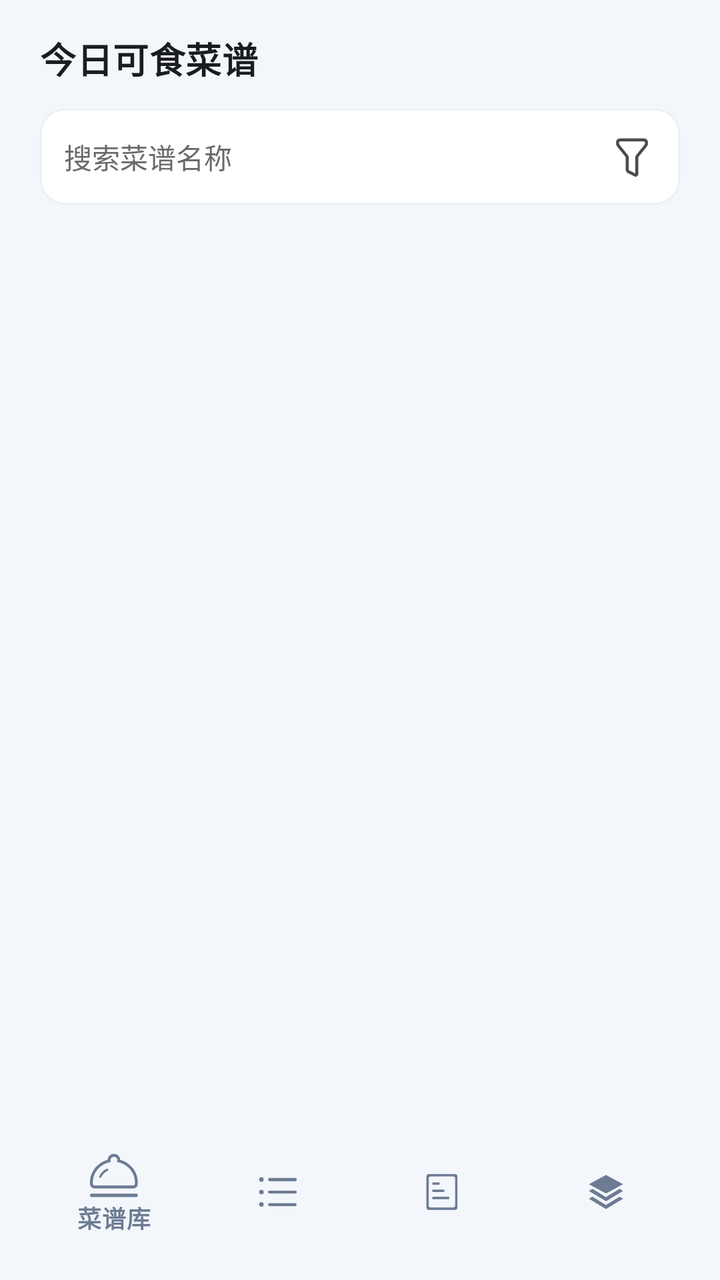
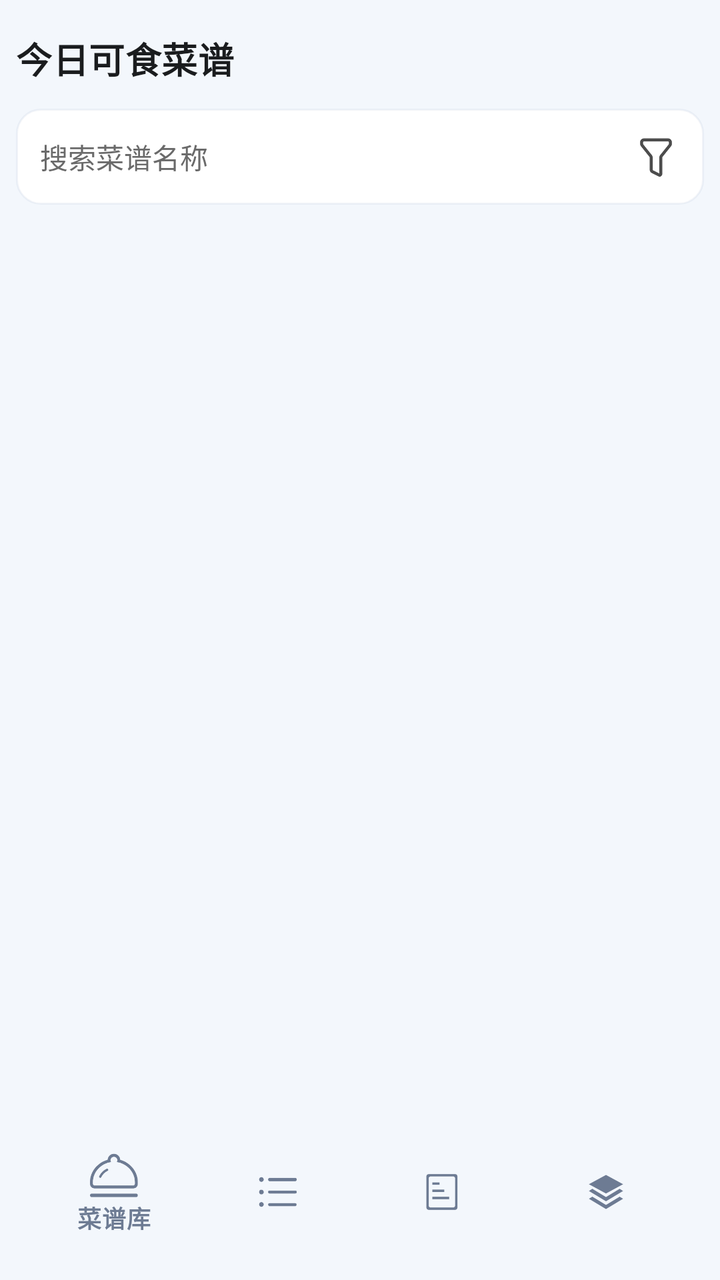

An Android layout rendered at two revisions. The XML below is the earlier revision; the diff shows what the commit changed to produce the second picture.
<!-- AndroidManifest.xml: application theme Theme.Toolbox -->
<!-- res/layout/function_cookbook.xml -->
<?xml version="1.0" encoding="utf-8"?>
<androidx.constraintlayout.widget.ConstraintLayout xmlns:android="http://schemas.android.com/apk/res/android"
    xmlns:app="http://schemas.android.com/apk/res-auto"
    android:layout_width="match_parent"
    android:layout_height="match_parent"
    android:background="@color/app_bg">

    <LinearLayout
        android:id="@+id/tab_cookbooks"
        android:layout_width="0dp"
        android:layout_height="0dp"
        android:orientation="vertical"
        android:paddingStart="@dimen/space_xl"
        android:paddingTop="@dimen/space_lg"
        android:paddingEnd="@dimen/space_xl"
        android:paddingBottom="@dimen/space_xl"
        app:layout_constraintTop_toTopOf="parent"
        app:layout_constraintBottom_toTopOf="@id/bottom_nav"
        app:layout_constraintStart_toStartOf="parent"
        app:layout_constraintEnd_toEndOf="parent">

        <TextView
            android:layout_width="match_parent"
            android:layout_height="wrap_content"
            android:text="@string/cookbook_library_title"
            style="@style/TextAppearance.Toolbox.TitleLarge" />

        <LinearLayout
            android:layout_width="match_parent"
            android:layout_height="wrap_content"
            android:layout_marginTop="@dimen/space_md"
            android:orientation="horizontal"
            android:gravity="center_vertical"
            android:minHeight="@dimen/input_height"
            android:background="@drawable/app_input_border_bg"
            android:paddingStart="@dimen/space_md"
            android:paddingEnd="@dimen/space_sm">

            <EditText
                android:id="@+id/et_cookbook_search"
                android:layout_width="0dp"
                android:layout_height="wrap_content"
                android:layout_weight="1"
                android:background="@android:color/transparent"
                android:hint="@string/cookbook_search_hint"
                android:inputType="text"
                android:singleLine="true"
                android:minHeight="@dimen/input_height"
                android:paddingTop="@dimen/space_sm"
                android:paddingBottom="@dimen/space_sm"
                android:textColor="@color/app_text_primary"
                android:textColorHint="@color/app_text_tertiary"
                android:textSize="@dimen/text_body" />

            <ImageButton
                android:id="@+id/btn_cookbook_search_clear"
                android:layout_width="@dimen/icon_size_lg"
                android:layout_height="@dimen/icon_size_lg"
                android:background="?attr/selectableItemBackgroundBorderless"
                android:contentDescription="@string/cookbook_clear_search"
                android:padding="@dimen/space_xxs"
                android:scaleType="centerInside"
                android:src="@android:drawable/ic_menu_close_clear_cancel"
                android:visibility="gone"
                app:tint="@color/app_text_tertiary" />

            <ImageButton
                android:id="@+id/btn_cookbook_filter"
                android:layout_width="@dimen/icon_size_lg"
                android:layout_height="@dimen/icon_size_lg"
                android:layout_marginStart="@dimen/space_xxs"
                android:background="?attr/selectableItemBackgroundBorderless"
                android:contentDescription="@string/cookbook_filter"
                android:padding="@dimen/space_xxs"
                android:scaleType="centerInside"
                android:src="@drawable/filter"
                app:tint="@color/app_text_secondary" />
        </LinearLayout>

        <TextView
            android:id="@+id/tv_active_filter_chip"
            android:layout_width="wrap_content"
            android:layout_height="wrap_content"
            android:layout_marginTop="@dimen/space_sm"
            android:background="@drawable/app_chip_bg"
            android:paddingStart="@dimen/space_md"
            android:paddingTop="@dimen/space_xs"
            android:paddingEnd="@dimen/space_md"
            android:paddingBottom="@dimen/space_xs"
            android:textColor="@color/app_primary"
            android:textSize="@dimen/text_caption"
            android:visibility="gone" />

        <TextView
            android:id="@+id/tv_cookbook_empty_hint"
            android:layout_width="match_parent"
            android:layout_height="wrap_content"
            android:layout_marginTop="@dimen/space_xl"
            android:gravity="center"
            android:text="@string/cookbook_empty_filtered"
            android:textColor="@color/app_text_secondary"
            android:textSize="@dimen/text_body"
            android:visibility="gone" />

        <Button
            android:id="@+id/btn_clear_cookbook_filters"
            android:layout_width="wrap_content"
            android:layout_height="wrap_content"
            android:layout_gravity="center_horizontal"
            android:layout_marginTop="@dimen/space_sm"
            android:text="@string/cookbook_clear_filters"
            android:visibility="gone"
            style="@style/Widget.Toolbox.Button.Text" />

        <androidx.recyclerview.widget.RecyclerView
            android:id="@+id/cookbook_grid"
            android:layout_width="match_parent"
            android:layout_height="0dp"
            android:layout_marginTop="@dimen/space_md"
            android:layout_weight="1"
            android:clipToPadding="false"
            android:paddingBottom="@dimen/space_md" />
    </LinearLayout>

    <LinearLayout
        android:id="@+id/tab_menu"
        android:layout_width="0dp"
        android:layout_height="0dp"
        android:orientation="vertical"
        android:paddingStart="@dimen/space_xl"
        android:paddingTop="@dimen/space_lg"
        android:paddingEnd="@dimen/space_xl"
        android:paddingBottom="@dimen/space_md"
        android:visibility="gone"
        app:layout_constraintTop_toTopOf="parent"
        app:layout_constraintBottom_toTopOf="@id/bottom_nav"
        app:layout_constraintStart_toStartOf="parent"
        app:layout_constraintEnd_toEndOf="parent">

        <TextView
            android:layout_width="match_parent"
            android:layout_height="wrap_content"
            android:text="@string/tab_menu"
            style="@style/TextAppearance.Toolbox.TitleLarge" />

        <TextView
            android:id="@+id/tv_menu_empty_hint"
            android:layout_width="match_parent"
            android:layout_height="wrap_content"
            android:gravity="center"
            android:layout_marginTop="@dimen/space_md"
            android:text="@string/empty_menu"
            android:textColor="@color/app_text_secondary"
            android:textSize="@dimen/text_body" />

        <androidx.recyclerview.widget.RecyclerView
            android:id="@+id/rv_menu_list"
            android:layout_width="match_parent"
            android:layout_height="0dp"
            android:layout_marginTop="@dimen/space_md"
            android:layout_weight="1"
            android:background="@drawable/app_card_bg"
            android:clipToPadding="false"
            android:padding="@dimen/space_md"
            android:paddingBottom="@dimen/space_md" />

        <Button
            android:id="@+id/btn_clear_menu"
            android:layout_width="match_parent"
            android:layout_height="wrap_content"
            android:layout_marginTop="@dimen/space_md"
            android:text="@string/btn_clear_menu"
            style="@style/Widget.Toolbox.Button.Danger" />
    </LinearLayout>

    <LinearLayout
        android:id="@+id/tab_purchase"
        android:layout_width="0dp"
        android:layout_height="0dp"
        android:orientation="vertical"
        android:paddingStart="@dimen/space_xl"
        android:paddingTop="@dimen/space_lg"
        android:paddingEnd="@dimen/space_xl"
        android:paddingBottom="@dimen/space_md"
        android:visibility="gone"
        app:layout_constraintTop_toTopOf="parent"
        app:layout_constraintBottom_toTopOf="@id/bottom_nav"
        app:layout_constraintStart_toStartOf="parent"
        app:layout_constraintEnd_toEndOf="parent">

        <TextView
            android:layout_width="match_parent"
            android:layout_height="wrap_content"
            android:text="@string/cookbook_purchase_title"
            style="@style/TextAppearance.Toolbox.TitleLarge" />

        <TextView
            android:id="@+id/tv_purchase_progress"
            android:layout_width="match_parent"
            android:layout_height="wrap_content"
            android:layout_marginTop="@dimen/space_xs"
            android:textColor="@color/app_text_secondary"
            android:textSize="@dimen/text_caption"
            android:visibility="gone" />

        <TextView
            android:id="@+id/tv_purchase_empty_hint"
            android:layout_width="match_parent"
            android:layout_height="wrap_content"
            android:gravity="center"
            android:layout_marginTop="@dimen/space_md"
            android:text="@string/empty_purchase"
            android:textColor="@color/app_text_secondary"
            android:textSize="@dimen/text_body" />

        <androidx.recyclerview.widget.RecyclerView
            android:id="@+id/rv_purchase_list"
            android:layout_width="match_parent"
            android:layout_height="0dp"
            android:layout_marginTop="@dimen/space_md"
            android:layout_weight="1"
            android:background="@drawable/app_card_bg"
            android:clipToPadding="false"
            android:padding="@dimen/space_md"
            android:paddingBottom="@dimen/space_md" />

        <Button
            android:id="@+id/btn_clear_purchased"
            android:layout_width="match_parent"
            android:layout_height="wrap_content"
            android:layout_marginTop="@dimen/space_md"
            android:text="@string/btn_clear_purchased"
            style="@style/Widget.Toolbox.Button.Danger" />
    </LinearLayout>

    <LinearLayout
        android:id="@+id/tab_manage"
        android:layout_width="0dp"
        android:layout_height="0dp"
        android:orientation="vertical"
        android:paddingStart="@dimen/space_xl"
        android:paddingTop="@dimen/space_lg"
        android:paddingEnd="@dimen/space_xl"
        android:paddingBottom="@dimen/space_md"
        android:visibility="gone"
        app:layout_constraintTop_toTopOf="parent"
        app:layout_constraintBottom_toTopOf="@id/bottom_nav"
        app:layout_constraintStart_toStartOf="parent"
        app:layout_constraintEnd_toEndOf="parent">

        <LinearLayout
            android:layout_width="match_parent"
            android:layout_height="wrap_content"
            android:orientation="vertical"
            android:padding="@dimen/space_md">

            <TextView
                android:layout_width="wrap_content"
                android:layout_height="wrap_content"
                android:text="@string/cookbook_manage_title"
                style="@style/TextAppearance.Toolbox.TitleLarge" />

            <TextView
                android:id="@+id/tv_manage_count"
                android:layout_width="wrap_content"
                android:layout_height="wrap_content"
                android:layout_marginTop="@dimen/space_xs"
                android:text="@string/cookbook_manage_count"
                android:textColor="@color/app_text_secondary"
                android:textSize="@dimen/text_caption" />
        </LinearLayout>

        <Button
            android:id="@+id/btn_add_custom_cookbook"
            android:layout_width="match_parent"
            android:layout_height="wrap_content"
            android:layout_marginTop="@dimen/space_lg"
            android:text="@string/cookbook_custom_actions"
            style="@style/Widget.Toolbox.Button.Primary" />

        <Button
            android:id="@+id/btn_import_cookbook"
            android:layout_width="match_parent"
            android:layout_height="wrap_content"
            android:layout_marginTop="@dimen/space_md"
            android:text="@string/cookbook_import"
            style="@style/Widget.Toolbox.Button.Secondary" />

        <Button
            android:id="@+id/btn_export_cookbook"
            android:layout_width="match_parent"
            android:layout_height="wrap_content"
            android:layout_marginTop="@dimen/space_sm"
            android:text="@string/cookbook_export"
            style="@style/Widget.Toolbox.Button.Primary" />

        <Button
            android:id="@+id/btn_download_cookbook_template"
            android:layout_width="match_parent"
            android:layout_height="wrap_content"
            android:layout_marginTop="@dimen/space_sm"
            android:text="@string/cookbook_download_template"
            style="@style/Widget.Toolbox.Button.Text" />
    </LinearLayout>

    <com.google.android.material.bottomnavigation.BottomNavigationView
        android:id="@+id/bottom_nav"
        android:layout_width="0dp"
        android:layout_height="wrap_content"
        android:layout_marginStart="16dp"
        android:layout_marginEnd="16dp"
        android:layout_marginBottom="16dp"
        android:background="@drawable/home_card_bg"
        app:menu="@menu/menu_cookbook_bottomnav"
        style="@style/Widget.Toolbox.BottomNavigation"
        app:layout_constraintBottom_toBottomOf="parent"
        app:layout_constraintStart_toStartOf="parent"
        app:layout_constraintEnd_toEndOf="parent" />

</androidx.constraintlayout.widget.ConstraintLayout>
<!-- resources referenced by this layout -->
<resources>
  <color name="app_bg">#FFF3F7FC</color>
  <color name="app_primary">#FF427DFF</color>
  <color name="app_text_primary">#FF1A1C1E</color>
  <color name="app_text_secondary">#FF4C4C4C</color>
  <color name="app_text_tertiary">#FF6A6A6A</color>
  <dimen name="icon_size_lg">32dp</dimen>
  <dimen name="input_height">48dp</dimen>
  <dimen name="space_lg">16dp</dimen>
  <dimen name="space_md">12dp</dimen>
  <dimen name="space_sm">8dp</dimen>
  <dimen name="space_xl">20dp</dimen>
  <dimen name="space_xs">6dp</dimen>
  <dimen name="space_xxs">4dp</dimen>
  <dimen name="text_body">14sp</dimen>
  <dimen name="text_caption">12sp</dimen>
  <string name="btn_clear_menu">清空菜单</string>
  <string name="btn_clear_purchased">清除已购买</string>
  <string name="cookbook_clear_filters">清除筛选</string>
  <string name="cookbook_clear_search">清除搜索</string>
  <string name="cookbook_custom_actions">自定义菜谱</string>
  <string name="cookbook_download_template">下载填写模板图片</string>
  <string name="cookbook_empty_filtered">没有匹配的菜谱</string>
  <string name="cookbook_export">导出菜谱库</string>
  <string name="cookbook_filter">筛选菜谱</string>
  <string name="cookbook_import">导入菜谱库</string>
  <string name="cookbook_library_title">今日可食菜谱</string>
  <string name="cookbook_manage_count">目前共有 %1$d 道菜谱</string>
  <string name="cookbook_manage_title">菜谱管理</string>
  <string name="cookbook_purchase_title">食材采购清单</string>
  <string name="cookbook_search_hint">搜索菜谱名称</string>
  <string name="empty_menu">暂无菜品加入菜单，请在菜谱详情页点击"加入菜单"</string>
  <string name="empty_purchase">今日菜单为空，无需采购</string>
  <string name="tab_menu">今日菜单</string>
  <style name="TextAppearance.Toolbox.TitleLarge" parent="TextAppearance.MaterialComponents.Subtitle1">
          <item name="android:textSize">@dimen/text_title_lg</item>
          <item name="android:textStyle">bold</item>
          <item name="android:textColor">@color/app_text_primary</item>
      </style>
  <style name="Widget.Toolbox.Button.Danger" parent="Widget.Toolbox.Button.Secondary">
          <item name="android:textColor">@color/app_danger</item>
          <item name="rippleColor">@color/app_danger_light</item>
      </style>
  <color name="app_surface">#FFFFFFFF</color>
  <dimen name="radius_lg">16dp</dimen>
  <color name="app_card_stroke">#16687DA8</color>
  <color name="app_primary_light">#FFEAF1FF</color>
  <dimen name="radius_md">12dp</dimen>
  <color name="home_card_stroke">@color/app_card_stroke</color>
  <dimen name="text_title_lg">18sp</dimen>
  <dimen name="elevation_none">0dp</dimen>
  <color name="app_nav_icon">#FF6D7B93</color>
  <color name="app_danger">#FFE15A5A</color>
  <color name="app_danger_light">#FFFFECEC</color>
  <dimen name="button_height_md">48dp</dimen>
  <color name="app_on_primary">#FFFFFFFF</color>
  <color name="app_primary_overlay">#29427DFF</color>
  <dimen name="button_height">44dp</dimen>
  <dimen name="radius_sm">8dp</dimen>
  <color name="app_primary_dark">#FF335FD1</color>
  <style name="Widget.Toolbox.DialogButton.Positive" parent="Widget.MaterialComponents.Button.TextButton.Dialog">
          <item name="android:textColor">@color/app_primary</item>
          <item name="android:minHeight">@dimen/button_height</item>
          <item name="rippleColor">@color/app_primary_light</item>
      </style>
  <style name="Widget.Toolbox.DialogButton.Negative" parent="Widget.MaterialComponents.Button.TextButton.Dialog">
          <item name="android:textColor">@color/app_text_secondary</item>
          <item name="android:minHeight">@dimen/button_height</item>
          <item name="rippleColor">@color/app_surface_soft</item>
      </style>
  <dimen name="radius_xl">20dp</dimen>
  <color name="app_surface_soft">#FFF0F5FF</color>
  <!-- unchanged entries left out for length: 16 -->
</resources>

<!-- the commit's change to res/layout/function_cookbook.xml (unified diff, before → after) -->
@@ -10,9 +10,9 @@
         android:layout_width="0dp"
         android:layout_height="0dp"
         android:orientation="vertical"
-        android:paddingStart="@dimen/space_xl"
+        android:paddingStart="@dimen/space_sm"
         android:paddingTop="@dimen/space_lg"
-        android:paddingEnd="@dimen/space_xl"
+        android:paddingEnd="@dimen/space_sm"
         android:paddingBottom="@dimen/space_xl"
         app:layout_constraintTop_toTopOf="parent"
         app:layout_constraintBottom_toTopOf="@id/bottom_nav"
@@ -127,9 +127,9 @@
         android:layout_width="0dp"
         android:layout_height="0dp"
         android:orientation="vertical"
-        android:paddingStart="@dimen/space_xl"
+        android:paddingStart="@dimen/space_sm"
         android:paddingTop="@dimen/space_lg"
-        android:paddingEnd="@dimen/space_xl"
+        android:paddingEnd="@dimen/space_sm"
         android:paddingBottom="@dimen/space_md"
         android:visibility="gone"
         app:layout_constraintTop_toTopOf="parent"
@@ -161,7 +161,9 @@
             android:layout_weight="1"
             android:background="@drawable/app_card_bg"
             android:clipToPadding="false"
-            android:padding="@dimen/space_md"
+            android:paddingStart="@dimen/space_sm"
+            android:paddingTop="@dimen/space_md"
+            android:paddingEnd="@dimen/space_sm"
             android:paddingBottom="@dimen/space_md" />
 
         <Button
@@ -178,9 +180,9 @@
         android:layout_width="0dp"
         android:layout_height="0dp"
         android:orientation="vertical"
-        android:paddingStart="@dimen/space_xl"
+        android:paddingStart="@dimen/space_sm"
         android:paddingTop="@dimen/space_lg"
-        android:paddingEnd="@dimen/space_xl"
+        android:paddingEnd="@dimen/space_sm"
         android:paddingBottom="@dimen/space_md"
         android:visibility="gone"
         app:layout_constraintTop_toTopOf="parent"
@@ -221,7 +223,9 @@
             android:layout_weight="1"
             android:background="@drawable/app_card_bg"
             android:clipToPadding="false"
-            android:padding="@dimen/space_md"
+            android:paddingStart="@dimen/space_sm"
+            android:paddingTop="@dimen/space_md"
+            android:paddingEnd="@dimen/space_sm"
             android:paddingBottom="@dimen/space_md" />
 
         <Button
@@ -238,9 +242,9 @@
         android:layout_width="0dp"
         android:layout_height="0dp"
         android:orientation="vertical"
-        android:paddingStart="@dimen/space_xl"
+        android:paddingStart="@dimen/space_sm"
         android:paddingTop="@dimen/space_lg"
-        android:paddingEnd="@dimen/space_xl"
+        android:paddingEnd="@dimen/space_sm"
         android:paddingBottom="@dimen/space_md"
         android:visibility="gone"
         app:layout_constraintTop_toTopOf="parent"
